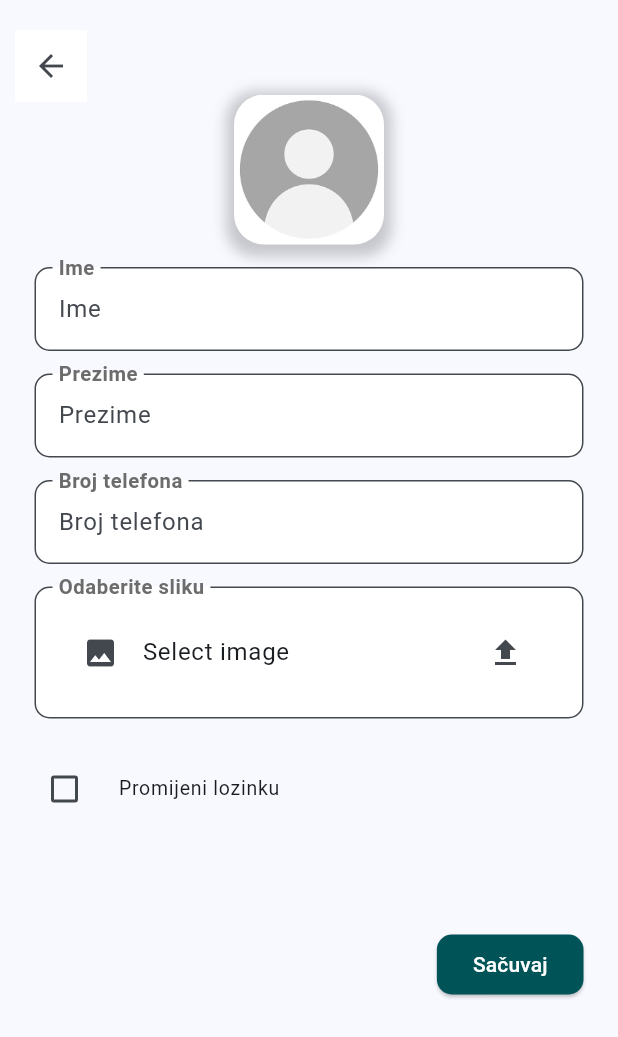
After one commit to AdnanHumackic/NaTanjir_RS2, a Flutter app: the KorisnikProfileEditScreen screen opened directly, on a phone screen of 412 x 824 dp. The commit adds this screen. Shown: the top 1037 px of the screen. Run offline on Flutter 3.47's test engine with Material 3 defaults, Android fonts, the phone set to English and light mode, and no system bars; drawn by our look-alikes of flutter_form_builder; our stand-ins replace file_picker, flutter_slidable, form_builder_validators, multi_select_flutter, quickalert; missing offline and left inert: dart:ffi; accounts and stored records are empty.

Commit message:
Mini promjene u korisnici servisu, dodan korisnik_profile_edit_screen, mini promjene na odredjenim screenovima

```diff
--- a/naTanjir/UI/natanjir_mobile/lib/main.dart
+++ b/naTanjir/UI/natanjir_mobile/lib/main.dart
@@ -65,7 +65,6 @@ class MyApp extends StatelessWidget {
   }
 }
 
-//TODO: after logout clean auth data
 class LoginPage extends StatefulWidget {
   LoginPage({super.key});
 
--- /dev/null
+++ b/naTanjir/UI/natanjir_mobile/lib/screens/korisnik_profile_edit_screen.dart
@@ -0,0 +1,477 @@
+import 'dart:convert';
+import 'dart:io';
+
+import 'package:file_picker/file_picker.dart';
+import 'package:flutter/cupertino.dart';
+import 'package:flutter/material.dart';
+import 'package:flutter_form_builder/flutter_form_builder.dart';
+import 'package:form_builder_validators/form_builder_validators.dart';
+import 'package:natanjir_mobile/providers/auth_provider.dart';
+import 'package:natanjir_mobile/providers/korisnici_provider.dart';
+import 'package:natanjir_mobile/providers/utils.dart';
+import 'package:natanjir_mobile/screens/korisnik_profile_screen.dart';
+import 'package:provider/provider.dart';
+import 'package:quickalert/models/quickalert_type.dart';
+import 'package:quickalert/widgets/quickalert_dialog.dart';
+
+class KorisnikProfileEditScreen extends StatefulWidget {
+  KorisnikProfileEditScreen({super.key});
+
+  @override
+  State<KorisnikProfileEditScreen> createState() =>
+      _KorisnikProfileEditScreenState();
+}
+
+class _KorisnikProfileEditScreenState extends State<KorisnikProfileEditScreen> {
+  late KorisniciProvider korisniciProvider;
+
+  final _formKey = GlobalKey<FormBuilderState>();
+  Map<String, dynamic> _initialValue = {};
+  bool promjenaLozinke = false;
+
+  String? passwordError;
+  String? newPasswordError;
+  String? confirmPasswordError;
+  @override
+  void didChangeDependencies() {
+    super.didChangeDependencies();
+  }
+
+  @override
+  void initState() {
+    super.initState();
+    korisniciProvider = context.read<KorisniciProvider>();
+    _initialValue = {
+      'ime': AuthProvider.ime,
+      'prezime': AuthProvider.prezime,
+      'telefon': AuthProvider.telefon,
+      'slika': AuthProvider.slika,
+      'lozinka': "",
+      'novaLozinka': "",
+      'lozinkaPotvrda': "",
+    };
+  }
+
+  @override
+  Widget build(BuildContext context) {
+    return Scaffold(
+      body: Stack(
+        children: [
+          SingleChildScrollView(
+            child: Padding(
+              padding: const EdgeInsets.all(15.0),
+              child: Column(
+                children: [SizedBox(height: 40), _buildForm(), _saveRow()],
+              ),
+            ),
+          ),
+          Positioned(
+            top: 20,
+            left: 10,
+            child: Container(
+              color: Colors.white,
+              child: IconButton(
+                icon: Icon(Icons.arrow_back),
+                onPressed: () {
+                  Navigator.pop(context, true);
+                },
+              ),
+            ),
+          ),
+        ],
+      ),
+    );
+  }
+
+  Widget _buildForm() {
+    return FormBuilder(
+      key: _formKey,
+      initialValue: _initialValue,
+      child: Padding(
+        padding: const EdgeInsets.all(8.0),
+        child: Column(
+          children: [
+            Align(
+              alignment: Alignment.center,
+              child: Container(
+                width: 100,
+                height: 100,
+                decoration: BoxDecoration(
+                  shape: BoxShape.rectangle,
+                  borderRadius: BorderRadius.circular(20),
+                  image: AuthProvider.slika != null
+                      ? DecorationImage(
+                          image: MemoryImage(base64Decode(AuthProvider.slika!)),
+                          fit: BoxFit.cover,
+                        )
+                      : DecorationImage(
+                          image: AssetImage("assets/images/noProfileImg.png"),
+                          fit: BoxFit.cover,
+                        ),
+                  boxShadow: [
+                    BoxShadow(
+                      color: Colors.black.withOpacity(0.2),
+                      spreadRadius: 5,
+                      blurRadius: 7,
+                      offset: Offset(0, 3),
+                    ),
+                  ],
+                ),
+              ),
+            ),
+            SizedBox(height: 15),
+            FormBuilderTextField(
+              decoration: InputDecoration(
+                labelText: 'Ime',
+                labelStyle: TextStyle(
+                  color: Color.fromARGB(255, 108, 108, 108),
+                  fontSize: 18,
+                  fontWeight: FontWeight.w600,
+                ),
+                hintText: "Ime",
+                floatingLabelBehavior: FloatingLabelBehavior.always,
+                border: OutlineInputBorder(
+                  borderRadius: BorderRadius.circular(10),
+                ),
+                filled: true,
+                fillColor: Colors.white,
+              ),
+              name: 'ime',
+              validator: FormBuilderValidators.compose([
+                FormBuilderValidators.required(errorText: "Obavezno polje."),
+                FormBuilderValidators.minLength(2,
+                    errorText: "Minimalna dužina imena je 2 znaka."),
+                FormBuilderValidators.maxLength(40,
+                    errorText: "Maksimalna dužina imena je 40 znakova."),
+                FormBuilderValidators.match(r'^[A-Za-z]+(?:\s[A-Za-z]+)*$',
+                    errorText:
+                        "Ime mora počinjati sa velikim slovom,\n te smije sadržavati samo slova.")
+              ]),
+            ),
+            SizedBox(height: 15),
+            FormBuilderTextField(
+              decoration: InputDecoration(
+                labelText: 'Prezime',
+                labelStyle: TextStyle(
+                  color: Color.fromARGB(255, 108, 108, 108),
+                  fontSize: 18,
+                  fontWeight: FontWeight.w600,
+                ),
+                hintText: 'Prezime',
+                floatingLabelBehavior: FloatingLabelBehavior.always,
+                border: OutlineInputBorder(
+                  borderRadius: BorderRadius.circular(10),
+                ),
+                filled: true,
+                fillColor: Colors.white,
+              ),
+              name: "prezime",
+              validator: FormBuilderValidators.compose([
+                FormBuilderValidators.required(errorText: "Obavezno polje."),
+                FormBuilderValidators.minLength(2,
+                    errorText: "Minimalna dužina prezimena je 2 znaka."),
+                FormBuilderValidators.maxLength(40,
+                    errorText: "Maksimalna dužina prezimena je 40 znakova."),
+                FormBuilderValidators.match(r'^[A-Za-z]+(?:\s[A-Za-z]+)*$',
+                    errorText:
+                        "Prezime mora počinjati sa velikim slovom,\n te smije sadržavati samo slova.")
+              ]),
+            ),
+            SizedBox(height: 15),
+            FormBuilderTextField(
+              decoration: InputDecoration(
+                labelText: 'Broj telefona',
+                labelStyle: TextStyle(
+                  color: Color.fromARGB(255, 108, 108, 108),
+                  fontSize: 18,
+                  fontWeight: FontWeight.w600,
+                ),
+                hintText: "Broj telefona",
+                floatingLabelBehavior: FloatingLabelBehavior.always,
+                border: OutlineInputBorder(
+                  borderRadius: BorderRadius.circular(10),
+                ),
+                filled: true,
+                fillColor: Colors.white,
+              ),
+              name: 'telefon',
+              validator: FormBuilderValidators.compose([
+                FormBuilderValidators.required(errorText: "Obavezno polje"),
+                FormBuilderValidators.match(r'^\+\d{7,15}$',
+                    errorText:
+                        "Telefon mora imati od 7 do 15 cifara \ni počinjati znakom +"),
+              ]),
+            ),
+            SizedBox(height: 15),
+            FormBuilderField(
+              name: "slika",
+              builder: (field) {
+                return InputDecorator(
+                  decoration: InputDecoration(
+                    labelText: 'Odaberite sliku',
+                    labelStyle: TextStyle(
+                      color: Color.fromARGB(255, 108, 108, 108),
+                      fontSize: 18,
+                      fontWeight: FontWeight.w600,
+                    ),
+                    floatingLabelBehavior: FloatingLabelBehavior.always,
+                    border: OutlineInputBorder(
+                      borderRadius: BorderRadius.circular(10),
+                    ),
+                    filled: true,
+                    fillColor: Colors.white,
+                  ),
+                  child: ListTile(
+                    leading: Icon(Icons.image),
+                    title: Text("Select image"),
+                    trailing: Icon(Icons.file_upload),
+                    onTap: getImage,
+                  ),
+                );
+              },
+            ),
+            SizedBox(height: 15),
+            Container(
+              child: Row(
+                children: [
+                  Expanded(
+                    child: FormBuilderCheckbox(
+                      name: 'promjenaLozinke',
+                      title: Text("Promijeni lozinku"),
+                      activeColor: Color.fromARGB(255, 0, 83, 86),
+                      onChanged: (value) => {
+                        setState(() {
+                          promjenaLozinke = value!;
+                        })
+                      },
+                    ),
+                  )
+                ],
+              ),
+            ),
+            SizedBox(height: 15),
+            if (promjenaLozinke == true)
+              Container(
+                child: Row(
+                  children: [
+                    Expanded(
+                        child: FormBuilderTextField(
+                      decoration: InputDecoration(
+                        errorText: passwordError,
+                        labelText: 'Stara lozinka',
+                        labelStyle: TextStyle(
+                          color: Color.fromARGB(255, 108, 108, 108),
+                          fontSize: 18,
+                          fontWeight: FontWeight.w600,
+                        ),
+                        hintText: "Stara lozinka",
+                        floatingLabelBehavior: FloatingLabelBehavior.always,
+                        border: OutlineInputBorder(
+                          borderRadius: BorderRadius.circular(10),
+                        ),
+                        filled: true,
+                        fillColor: Colors.white,
+                      ),
+                      obscureText: true,
+                      name: 'lozinka',
+                      validator: FormBuilderValidators.compose([
+                        FormBuilderValidators.required(
+                            errorText: "Obavezno polje"),
+                      ]),
+                      onChanged: (value) {
+                        if (value != AuthProvider.password) {
+                          passwordError = "Unesite ispravanu lozinku";
+                        } else {
+                          passwordError = null;
+                        }
+                        setState(() {});
+                      },
+                    )),
+                    const SizedBox(
+                      width: 10,
+                    ),
+                  ],
+                ),
+              ),
+            SizedBox(height: 15),
+            if (promjenaLozinke == true)
+              Container(
+                child: Row(
+                  children: [
+                    Expanded(
+                        child: FormBuilderTextField(
+                      decoration: InputDecoration(
+                        errorText: newPasswordError,
+                        labelText: 'Nova lozinka',
+                        labelStyle: TextStyle(
+                          color: Color.fromARGB(255, 108, 108, 108),
+                          fontSize: 18,
+                          fontWeight: FontWeight.w600,
+                        ),
+                        hintText: "Nova lozinka",
+                        floatingLabelBehavior: FloatingLabelBehavior.always,
+                        border: OutlineInputBorder(
+                          borderRadius: BorderRadius.circular(10),
+                        ),
+                        filled: true,
+                        fillColor: Colors.white,
+                      ),
+                      obscureText: true,
+                      name: 'novaLozinka',
+                      validator: FormBuilderValidators.compose([
+                        FormBuilderValidators.required(
+                            errorText: "Obavezno polje"),
+                      ]),
+                      onChanged: (value) {
+                        if (value != null && value == AuthProvider.password) {
+                          newPasswordError =
+                              "Nova lozinka se ne smije podudarati \nsa starom lozinkom.";
+                        } else {
+                          newPasswordError = null;
+                        }
+                        setState(() {});
+                      },
+                    )),
+                    const SizedBox(
+                      width: 10,
+                    ),
+                  ],
+                ),
+              ),
+            SizedBox(height: 15),
+            if (promjenaLozinke == true)
+              Container(
+                child: Row(
+                  children: [
+                    Expanded(
+                        child: FormBuilderTextField(
+                      decoration: InputDecoration(
+                        errorText: confirmPasswordError,
+                        labelText: 'Potvrda lozinke',
+                        labelStyle: TextStyle(
+                          color: Color.fromARGB(255, 108, 108, 108),
+                          fontSize: 18,
+                          fontWeight: FontWeight.w600,
+                        ),
+                        hintText: "Potvrda lozinke",
+                        floatingLabelBehavior: FloatingLabelBehavior.always,
+                        border: OutlineInputBorder(
+                          borderRadius: BorderRadius.circular(10),
+                        ),
+                        filled: true,
+                        fillColor: Colors.white,
+                      ),
+                      obscureText: true,
+                      name: 'lozinkaPotvrda',
+                      validator: FormBuilderValidators.compose([
+                        FormBuilderValidators.required(
+                            errorText: "Obavezno polje"),
+                      ]),
+                      onChanged: (value) {
+                        if (value != null &&
+                            _formKey.currentState!.fields['novaLozinka']
+                                    ?.value !=
+                                value) {
+                          confirmPasswordError =
+                              "Lozinka potvrda se mora podudarati sa \nnovom lozinkom.";
+                        } else {
+                          confirmPasswordError = null;
+                        }
+                        setState(() {});
+                      },
+                    )),
+                    const SizedBox(
+                      width: 10,
+                    ),
+                  ],
+                ),
+              ),
+          ],
+        ),
+      ),
+    );
+  }
+
+  Widget _saveRow() {
+    return Padding(
+      padding: const EdgeInsets.all(8.0),
+      child: Row(
+        mainAxisAlignment: MainAxisAlignment.end,
+        children: [
+          ElevatedButton(
+            style: ElevatedButton.styleFrom(
+              backgroundColor: Color.fromARGB(255, 0, 83, 86),
+              shape: RoundedRectangleBorder(
+                borderRadius: BorderRadius.circular(10),
+              ),
+              fixedSize: Size(double.infinity, 40),
+            ),
+            onPressed: () async {
+              var isValid = _formKey.currentState!.saveAndValidate();
+              if (isValid == true) {
+                var req = Map.from(_formKey.currentState!.value);
+                req['slika'] = _base64Image;
+
+                await korisniciProvider.update(AuthProvider.korisnikId!, req);
+
+                QuickAlert.show(
+                  context: context,
+                  type: QuickAlertType.success,
+                  title: "Uspješno modifikovan profil",
+                );
+
+                AuthProvider.ime = req['ime'];
+                AuthProvider.prezime = req['prezime'];
+                AuthProvider.telefon = req['telefon'];
+                AuthProvider.slika = req['slika'];
+
+                setState(() {});
+
+                if (req['lozinka'] != null &&
+                    req['novaLozinka'] != null &&
+                    req['lozinkaPotvrda'] != null &&
+                    promjenaLozinke == true) {
+                  AuthProvider.password = req['novaLozinka'];
+
+                  AuthProvider.slika = req['slika'];
+
+                  setState(() {
+                    _formKey.currentState?.fields['promijeniLozinku']
+                        ?.didChange(false);
+                    _formKey.currentState?.fields['lozinka']?.didChange(null);
+                    _formKey.currentState?.fields['novaLozinka']
+                        ?.didChange(null);
+                    _formKey.currentState?.fields['lozinkaPotvrda']
+                        ?.didChange(null);
+                  });
+                }
+              } else {
+                QuickAlert.show(
+                  context: context,
+                  type: QuickAlertType.error,
+                  title: "Greška prilikom modifikovanja profila.",
+                );
+              }
+            },
+            child: Text(
+              "Sačuvaj",
+              style: TextStyle(color: Colors.white),
+            ),
+          ),
+        ],
+      ),
+    );
+  }
+
+  File? _image;
+  String? _base64Image;
+
+  void getImage() async {
+    var result = await FilePicker.platform.pickFiles(type: FileType.image);
+
+    if (result != null && result.files.single.path != null) {
+      _image = File(result.files.single.path!);
+      _base64Image = base64Encode(_image!.readAsBytesSync());
+    }
+  }
+}
--- a/naTanjir/UI/natanjir_mobile/lib/screens/korisnik_profile_screen.dart
+++ b/naTanjir/UI/natanjir_mobile/lib/screens/korisnik_profile_screen.dart
@@ -3,9 +3,13 @@ import 'dart:convert';
 import 'package:flutter/cupertino.dart';
 import 'package:flutter/material.dart';
 import 'package:flutter/widgets.dart';
+import 'package:natanjir_mobile/layouts/master_screen.dart';
 import 'package:natanjir_mobile/main.dart';
 import 'package:natanjir_mobile/providers/auth_provider.dart';
 import 'package:natanjir_mobile/providers/utils.dart';
+import 'package:natanjir_mobile/screens/korisnik_profile_edit_screen.dart';
+import 'package:natanjir_mobile/screens/restoran_list_screen.dart';
+import 'package:provider/provider.dart';
 
 class KorisnikProfileScreen extends StatefulWidget {
   KorisnikProfileScreen({super.key});
@@ -40,7 +44,7 @@ class _KorisnikProfileScreenState extends State<KorisnikProfileScreen> {
                 color: Colors.white,
               ),
               onPressed: () {
-                Navigator.pop(context);
+                Navigator.pop(context, true);
               },
             ),
           ),
@@ -223,7 +227,7 @@ class _KorisnikProfileScreenState extends State<KorisnikProfileScreen> {
               child: TextField(
                 enabled: false,
                 decoration: InputDecoration(
-                  labelText: 'Email',
+                  labelText: 'Datum rođenja',
                   labelStyle: TextStyle(
                     color: Color.fromARGB(255, 108, 108, 108),
                     fontSize: 18,
@@ -249,9 +253,7 @@ class _KorisnikProfileScreenState extends State<KorisnikProfileScreen> {
                 padding: EdgeInsets.all(5),
                 child: InkWell(
                   focusColor: Colors.transparent,
-                  onTap: () {
-                    //TODO: navigate to historija narudzbi
-                  },
+                  onTap: () {},
                   child: Row(
                     mainAxisAlignment: MainAxisAlignment.start,
                     children: [
@@ -311,7 +313,17 @@ class _KorisnikProfileScreenState extends State<KorisnikProfileScreen> {
                     ),
                   ),
                 ),
-                onPressed: () {},
+                onPressed: () {
+                  Navigator.push(
+                    context,
+                    MaterialPageRoute(
+                        builder: (context) => KorisnikProfileEditScreen()),
+                  ).then((value) {
+                    if (value == true) {
+                      setState(() {});
+                    }
+                  });
+                },
               ),
             ),
             Positioned(
--- a/naTanjir/UI/natanjir_mobile/lib/screens/restoran_list_screen.dart
+++ b/naTanjir/UI/natanjir_mobile/lib/screens/restoran_list_screen.dart
@@ -26,6 +26,7 @@ import 'package:natanjir_mobile/providers/restoran_provider.dart';
 import 'package:natanjir_mobile/providers/utils.dart';
 import 'package:natanjir_mobile/providers/vrsta_proizvodum_provider.dart';
 import 'package:natanjir_mobile/providers/vrsta_restorana_provider.dart';
+import 'package:natanjir_mobile/screens/korisnik_profile_edit_screen.dart';
 import 'package:natanjir_mobile/screens/korisnik_profile_screen.dart';
 import 'package:natanjir_mobile/screens/product_details_screen.dart';
 import 'package:natanjir_mobile/screens/restoran_details_screen.dart';
@@ -110,8 +111,15 @@ class _RestoranListScreenState extends State<RestoranListScreen> {
                       right: 0,
                       child: InkWell(
                         onTap: () {
-                          Navigator.of(context).push(MaterialPageRoute(
-                              builder: (context) => KorisnikProfileScreen()));
+                          Navigator.push(
+                            context,
+                            MaterialPageRoute(
+                                builder: (context) => KorisnikProfileScreen()),
+                          ).then((value) {
+                            if (value == true) {
+                              setState(() {});
+                            }
+                          });
                         },
                         child: ClipRRect(
                           borderRadius: BorderRadius.circular(20),
--- a/naTanjir/UI/natanjir_mobile/pubspec.yaml
+++ b/naTanjir/UI/natanjir_mobile/pubspec.yaml
@@ -38,12 +38,13 @@ dependencies:
   http: ^1.2.2
   json_annotation: ^4.9.0
   provider: ^6.1.2
-  intl: ^0.19.0
+  intl: 0.18.1
   flutter_form_builder: ^9.2.1
   file_picker: ^8.0.5
   quickalert: ^1.1.0
   multi_select_flutter: ^4.1.3
   flutter_slidable: ^3.1.1
+  form_builder_validators: ^9.1.0
 
 dev_dependencies:
   flutter_test:
```
Also changed, not shown: naTanjir/UI/natanjir_mobile/pubspec.lock, 2 other files.
